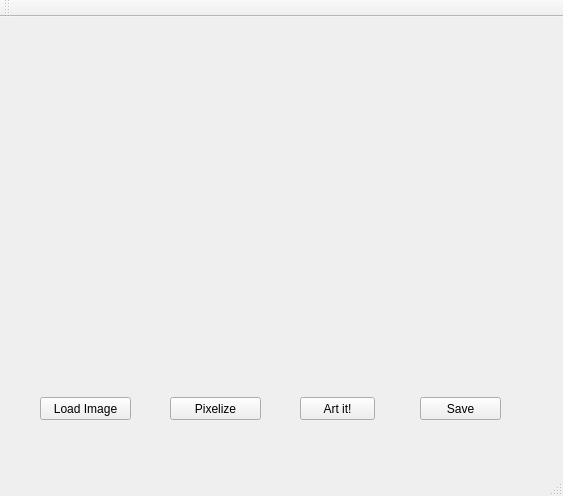
First picture: the form in mainwindow.ui, repository taramija/PixelArt, before the edit.
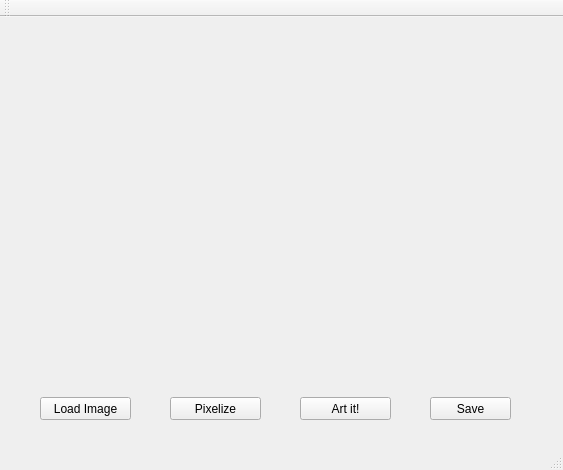
Second picture: the form after the edit.

Diff of the .ui file:
```diff
--- a/mainwindow.ui
+++ b/mainwindow.ui
@@ -7,7 +7,7 @@
     <x>0</x>
     <y>0</y>
     <width>563</width>
-    <height>496</height>
+    <height>470</height>
    </rect>
   </property>
   <property name="windowTitle">
@@ -43,7 +43,7 @@
    <widget class="QPushButton" name="btnSave">
     <property name="geometry">
      <rect>
-      <x>420</x>
+      <x>430</x>
       <y>380</y>
       <width>81</width>
       <height>23</height>
@@ -58,7 +58,7 @@
      <rect>
       <x>300</x>
       <y>380</y>
-      <width>75</width>
+      <width>91</width>
       <height>23</height>
      </rect>
     </property>
```
